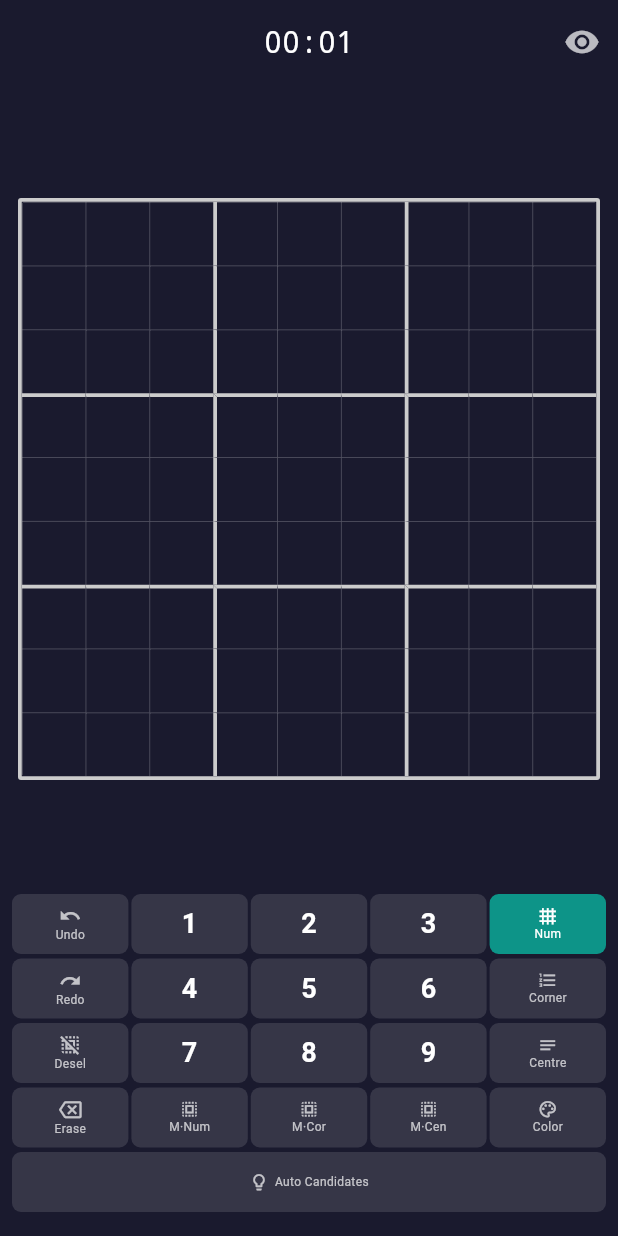
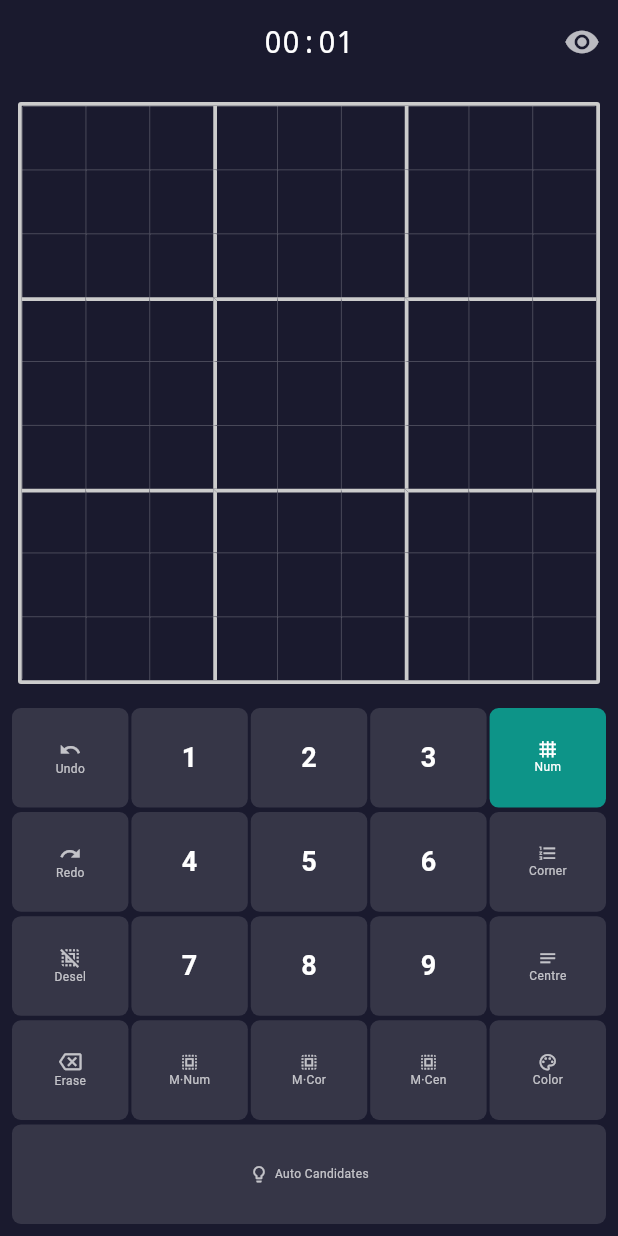
Before and after one commit to NVME-git/InGrid, a Flutter app: the GameScreen screen opened by its route, on a phone screen of 412 x 824 dp. Run offline on Flutter 3.47's test engine with Material 3 defaults, Android fonts, the phone set to English and light mode, and no system bars; our stand-ins replace flutter_riverpod, go_router.

Commit message:
Bigger proportional notes, responsive buttons, web keyboard shortcuts
Co-authored-by: NVME-git <30406909+NVME-git@users.noreply.github.com>
Agent-Logs-Url: https://github.com/NVME-git/InGrid/sessions/7c6bfb01-82ed-4c25-b4cd-e9aa9fc2b839

```diff
--- a/lib/features/game/widgets/digit_toolbar.dart
+++ b/lib/features/game/widgets/digit_toolbar.dart
@@ -12,10 +12,14 @@ import '../game_state.dart';
 //   Row 6:  (compact color-picker — only visible in Color mode)
 //
 // Rows 1–4 use 5 Expanded children separated by 2 px gaps.
-// All buttons are exactly 40 px tall; text labels use 8-9 px font.
+// When [expanded] is true every row is wrapped in Expanded so the toolbar
+// fills its parent height; buttons grow to fill the available space.
 
 class DigitToolbar extends ConsumerWidget {
-  const DigitToolbar({super.key});
+  /// When true the toolbar fills its parent's available height so buttons grow
+  /// to use the space (portrait/landscape full-height mode).
+  final bool expanded;
+  const DigitToolbar({super.key, this.expanded = false});
 
   @override
   Widget build(BuildContext context, WidgetRef ref) {
@@ -25,11 +29,11 @@ class DigitToolbar extends ConsumerWidget {
     final multi = game.multiSelectMode;
     final isColor = mode == EntryMode.highlighter;
 
-    return Column(
-      mainAxisSize: MainAxisSize.min,
-      children: [
-        // ── Row 1: Undo | 1 | 2 | 3 | Num (single mode) ──────────────────
-        _ToolRow(children: [
+    // ── Build the 5 button rows (shared between compact and expanded modes) ──
+    final xAlign =
+        expanded ? CrossAxisAlignment.stretch : CrossAxisAlignment.center;
+
+    final row1 = _ToolRow(crossAxisAlignment: xAlign, children: [
       _ActionBtn(icon: Icons.undo, label: 'Undo', onTap: notifier.undo),
       _DigitBtn(digit: 1, disabled: isColor, onEnter: notifier.enterDigit, onLongPress: notifier.longPressDigit),
       _DigitBtn(digit: 2, disabled: isColor, onEnter: notifier.enterDigit, onLongPress: notifier.longPressDigit),
@@ -40,10 +44,8 @@ class DigitToolbar extends ConsumerWidget {
         active: mode == EntryMode.fullNumber && !multi,
         onTap: () => notifier.setEntryModeAndMulti(EntryMode.fullNumber, false),
       ),
-        ]),
-        const SizedBox(height: 3),
-        // ── Row 2: Redo | 4 | 5 | 6 | Corner (single mode) ───────────────
-        _ToolRow(children: [
+    ]);
+    final row2 = _ToolRow(crossAxisAlignment: xAlign, children: [
       _ActionBtn(icon: Icons.redo, label: 'Redo', onTap: notifier.redo),
       _DigitBtn(digit: 4, disabled: isColor, onEnter: notifier.enterDigit, onLongPress: notifier.longPressDigit),
       _DigitBtn(digit: 5, disabled: isColor, onEnter: notifier.enterDigit, onLongPress: notifier.longPressDigit),
@@ -54,10 +56,8 @@ class DigitToolbar extends ConsumerWidget {
         active: mode == EntryMode.cornerNote && !multi,
         onTap: () => notifier.setEntryModeAndMulti(EntryMode.cornerNote, false),
       ),
-        ]),
-        const SizedBox(height: 3),
-        // ── Row 3: Deselect | 7 | 8 | 9 | Centre (single mode) ───────────
-        _ToolRow(children: [
+    ]);
+    final row3 = _ToolRow(crossAxisAlignment: xAlign, children: [
       _ActionBtn(icon: Icons.deselect, label: 'Desel', onTap: notifier.deselectAll),
       _DigitBtn(digit: 7, disabled: isColor, onEnter: notifier.enterDigit, onLongPress: notifier.longPressDigit),
       _DigitBtn(digit: 8, disabled: isColor, onEnter: notifier.enterDigit, onLongPress: notifier.longPressDigit),
@@ -68,69 +68,69 @@ class DigitToolbar extends ConsumerWidget {
         active: mode == EntryMode.centreNote && !multi,
         onTap: () => notifier.setEntryModeAndMulti(EntryMode.centreNote, false),
       ),
-        ]),
-        const SizedBox(height: 3),
-        // ── Row 4: Erase | M·Num | M·Cor | M·Cen | Color ─────────────────
-        _ToolRow(children: [
-          _ActionBtn(
-              icon: Icons.backspace_outlined, label: 'Erase', onTap: notifier.erase),
-          _ModeBtn(
-            label: 'M·Num',
-            icon: Icons.select_all,
-            active: mode == EntryMode.fullNumber && multi,
-            onTap: () => notifier.setEntryModeAndMulti(EntryMode.fullNumber, true),
-          ),
-          _ModeBtn(
-            label: 'M·Cor',
-            icon: Icons.select_all,
-            active: mode == EntryMode.cornerNote && multi,
-            onTap: () => notifier.setEntryModeAndMulti(EntryMode.cornerNote, true),
-          ),
-          _ModeBtn(
-            label: 'M·Cen',
-            icon: Icons.select_all,
-            active: mode == EntryMode.centreNote && multi,
-            onTap: () => notifier.setEntryModeAndMulti(EntryMode.centreNote, true),
-          ),
-          _ModeBtn(
-            label: 'Color',
-            icon: Icons.color_lens_outlined,
-            active: isColor,
-            onTap: () => notifier.setEntryModeAndMulti(EntryMode.highlighter, false),
-          ),
-        ]),
-        const SizedBox(height: 3),
-        // ── Row 5: Auto Candidates toggle ─────────────────────────────────
-        _Btn(
+    ]);
+    final row4 = _ToolRow(crossAxisAlignment: xAlign, children: [
+      _ActionBtn(icon: Icons.backspace_outlined, label: 'Erase', onTap: notifier.erase),
+      _ModeBtn(label: 'M·Num', icon: Icons.select_all, active: mode == EntryMode.fullNumber && multi,
+          onTap: () => notifier.setEntryModeAndMulti(EntryMode.fullNumber, true)),
+      _ModeBtn(label: 'M·Cor', icon: Icons.select_all, active: mode == EntryMode.cornerNote && multi,
+          onTap: () => notifier.setEntryModeAndMulti(EntryMode.cornerNote, true)),
+      _ModeBtn(label: 'M·Cen', icon: Icons.select_all, active: mode == EntryMode.centreNote && multi,
+          onTap: () => notifier.setEntryModeAndMulti(EntryMode.centreNote, true)),
+      _ModeBtn(label: 'Color', icon: Icons.color_lens_outlined, active: isColor,
+          onTap: () => notifier.setEntryModeAndMulti(EntryMode.highlighter, false)),
+    ]);
+
+    final autoCandidatesBtn = _Btn(
       active: game.autoCandidates,
       onTap: notifier.toggleAutoCandidates,
       child: Row(
         mainAxisSize: MainAxisSize.min,
         children: [
-              Icon(
-                Icons.lightbulb_outline,
-                size: 13,
-                color: game.autoCandidates ? Colors.white : Colors.white70,
-              ),
+          Icon(Icons.lightbulb_outline, size: 13,
+              color: game.autoCandidates ? Colors.white : Colors.white70),
           const SizedBox(width: 4),
-              Text(
-                'Auto Candidates',
+          Text('Auto Candidates',
               style: TextStyle(
                   fontSize: 8,
-                  color: game.autoCandidates ? Colors.white : Colors.white70,
-                ),
-              ),
+                  color: game.autoCandidates ? Colors.white : Colors.white70)),
         ],
       ),
-        ),
-        // ── Row 6: compact color picker (only in Color mode) ───────────────
-        if (isColor) ...[
+    );
+
+    final colorPicker = isColor
+        ? <Widget>[
             const SizedBox(height: 4),
             _ColorPickerRow(
                 selectedIndex: game.highlightColorIndex,
-            onSelect: notifier.setHighlightColor,
-          ),
+                onSelect: notifier.setHighlightColor),
+          ]
+        : <Widget>[];
+
+    if (!expanded) {
+      // ── Compact mode (fixed 40px button height) ────────────────────────
+      return Column(
+        mainAxisSize: MainAxisSize.min,
+        children: [
+          row1, const SizedBox(height: 3),
+          row2, const SizedBox(height: 3),
+          row3, const SizedBox(height: 3),
+          row4, const SizedBox(height: 3),
+          autoCandidatesBtn,
+          ...colorPicker,
         ],
+      );
+    }
+
+    // ── Expanded mode — every row fills its proportional share of height ──
+    return Column(
+      children: [
+        Expanded(child: row1), const SizedBox(height: 3),
+        Expanded(child: row2), const SizedBox(height: 3),
+        Expanded(child: row3), const SizedBox(height: 3),
+        Expanded(child: row4), const SizedBox(height: 3),
+        Expanded(child: autoCandidatesBtn),
+        ...colorPicker,
       ],
     );
   }
@@ -141,7 +141,11 @@ class DigitToolbar extends ConsumerWidget {
 /// A row of exactly 5 `Expanded` items separated by 2 px gaps.
 class _ToolRow extends StatelessWidget {
   final List<Widget> children;
-  const _ToolRow({required this.children});
+  final CrossAxisAlignment crossAxisAlignment;
+  const _ToolRow({
+    required this.children,
+    this.crossAxisAlignment = CrossAxisAlignment.center,
+  });
 
   @override
   Widget build(BuildContext context) {
@@ -151,11 +155,12 @@ class _ToolRow extends StatelessWidget {
       if (i > 0) items.add(const SizedBox(width: 2));
       items.add(Expanded(child: children[i]));
     }
-    return Row(children: items);
+    return Row(crossAxisAlignment: crossAxisAlignment, children: items);
   }
 }
 
-/// Base button: 40 px tall, rounded, teal when active, white12 when inactive.
+/// Base button: min 40 px tall (fills parent height when inside Expanded),
+/// rounded, teal when active, white12 when inactive.
 class _Btn extends StatelessWidget {
   final Widget child;
   final VoidCallback? onTap;
@@ -170,7 +175,8 @@ class _Btn extends StatelessWidget {
       onTap: onTap,
       onLongPress: onLongPress,
       child: Container(
-        height: 40,
+        // minHeight 40 in compact; fills tight constraint from Expanded in expanded mode.
+        constraints: const BoxConstraints(minHeight: 40),
         alignment: Alignment.center,
         decoration: BoxDecoration(
           color: active ? const Color(0xFF0D9488) : Colors.white12,
--- a/lib/features/game/widgets/sudoku_grid.dart
+++ b/lib/features/game/widgets/sudoku_grid.dart
@@ -261,7 +261,9 @@ class _SudokuCell extends StatelessWidget {
       onTap: onTap,
       child: MouseRegion(
         onEnter: (_) => onDragEnter(),
-        child: Container(
+        child: LayoutBuilder(builder: (ctx, constraints) {
+          final cellSize = constraints.maxWidth;
+          return Container(
             decoration: BoxDecoration(
               color: bgColor,
               border: Border(
@@ -269,13 +271,20 @@ class _SudokuCell extends StatelessWidget {
                 top: BorderSide(color: _topC(row), width: _topW(row)),
               ),
             ),
-          child: _buildCellContent(),
-        ),
+            child: _buildCellContent(cellSize),
+          );
+        }),
       ),
     );
   }
 
-  Widget _buildCellContent() {
+  Widget _buildCellContent(double cellSize) {
+    // Corner-note font: ~21% of cell width (each note sits in a 1/3-width slot).
+    // Centre-note font: ~25% of cell width.
+    // Clamp to sane min/max so tiny cells are still readable.
+    final cornerFontSize = (cellSize * 0.21).clamp(8.0, 14.0);
+    final centreFontSize = (cellSize * 0.25).clamp(9.0, 16.0);
+
     if (cell.digit != null) {
       return Center(
         child: Text(
@@ -304,20 +313,26 @@ class _SudokuCell extends StatelessWidget {
       return Stack(
         children: [
           if (cell.cornerNotes.isNotEmpty)
-            _CornerNotes(notes: cell.cornerNotes)
+            _CornerNotes(notes: cell.cornerNotes, fontSize: cornerFontSize)
           else if (hasAutoNotes)
-            // Auto-computed candidates shown dimmer than user notes
-            _CornerNotes(notes: autoCandidateNotes!, textColor: Colors.white30),
+            _CornerNotes(
+                notes: autoCandidateNotes!,
+                fontSize: cornerFontSize,
+                textColor: Colors.white30),
           if (cell.centreNotes.isNotEmpty)
             Center(
               child: Text(
                 (cell.centreNotes.toList()..sort()).join(),
-                style: const TextStyle(fontSize: 7, color: Colors.white70),
+                style: TextStyle(fontSize: centreFontSize, color: Colors.white70),
               ),
             ),
           // Flash: briefly show the rejected digit in red
           if (isFlashNoteAttempt && flashNoteDigit != null)
-            _FlashNoteOverlay(digit: flashNoteDigit!, mode: flashNoteMode),
+            _FlashNoteOverlay(
+                digit: flashNoteDigit!,
+                mode: flashNoteMode,
+                cornerFontSize: cornerFontSize,
+                centreFontSize: centreFontSize),
         ],
       );
     }
@@ -330,8 +345,15 @@ class _SudokuCell extends StatelessWidget {
 class _FlashNoteOverlay extends StatelessWidget {
   final int digit;
   final EntryMode? mode;
+  final double cornerFontSize;
+  final double centreFontSize;
 
-  const _FlashNoteOverlay({required this.digit, this.mode});
+  const _FlashNoteOverlay({
+    required this.digit,
+    this.mode,
+    this.cornerFontSize = 8,
+    this.centreFontSize = 9,
+  });
 
   @override
   Widget build(BuildContext context) {
@@ -348,7 +370,7 @@ class _FlashNoteOverlay extends StatelessWidget {
           return Center(
             child: Text(
               d == digit ? '$d' : '',
-              style: const TextStyle(fontSize: 6, color: Colors.red),
+              style: TextStyle(fontSize: cornerFontSize, color: Colors.red),
             ),
           );
         },
@@ -358,7 +380,7 @@ class _FlashNoteOverlay extends StatelessWidget {
     return Center(
       child: Text(
         '$digit',
-        style: const TextStyle(fontSize: 7, color: Colors.red),
+        style: TextStyle(fontSize: centreFontSize, color: Colors.red),
       ),
     );
   }
@@ -367,7 +389,12 @@ class _FlashNoteOverlay extends StatelessWidget {
 class _CornerNotes extends StatelessWidget {
   final Set<int> notes;
   final Color textColor;
-  const _CornerNotes({required this.notes, this.textColor = Colors.white54});
+  final double fontSize;
+  const _CornerNotes({
+    required this.notes,
+    this.textColor = Colors.white54,
+    this.fontSize = 8,
+  });
 
   @override
   Widget build(BuildContext context) {
@@ -381,7 +408,7 @@ class _CornerNotes extends StatelessWidget {
         return Center(
           child: Text(
             notes.contains(digit) ? '$digit' : '',
-            style: TextStyle(fontSize: 6, color: textColor),
+            style: TextStyle(fontSize: fontSize, color: textColor),
           ),
         );
       },
```
Also changed, not shown: lib/features/game/game_screen.dart (+95 -11 lines). Lines whose indentation alone changed are shown as unchanged.
